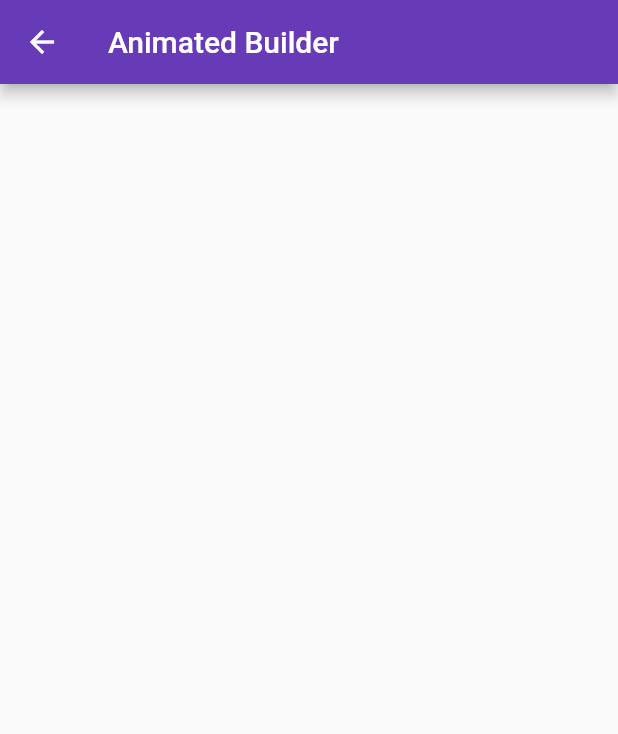
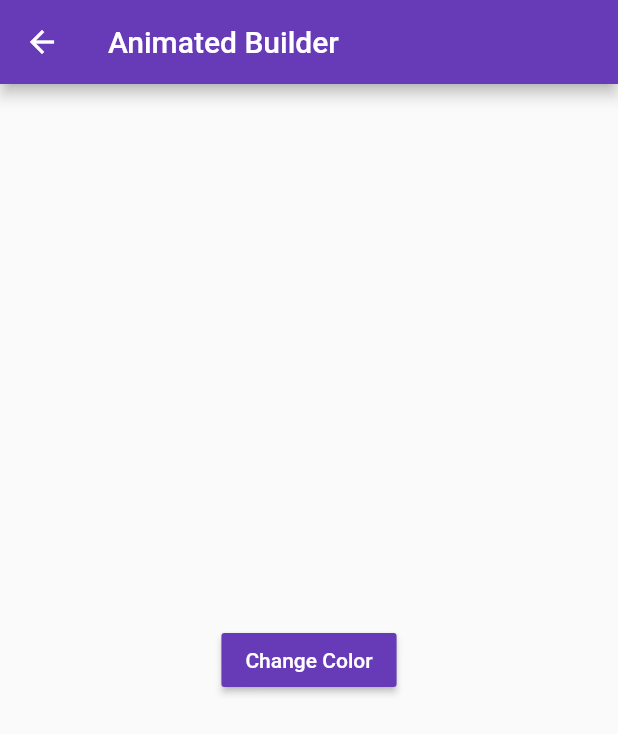
Before and after one commit to foysal-mamun/flutter_practices, a Flutter app: the screen it shows after launch, after a tap on "Animated Builder", on a phone screen of 412 x 824 dp. Shown: the top 734 px of the screen. Run offline on Flutter 3.47's test engine with Material 2 defaults, Android fonts, the phone set to English and light mode, and no system bars; missing offline and left inert: dart:html, dart:js.

Commit message:
animated, tween custom-sequence and fade

```diff
--- a/animations/lib/demo.dart
+++ b/animations/lib/demo.dart
@@ -1,8 +1,13 @@
+import 'dart:js';
+
 import 'package:aminations/src/basics/01_animated_container.dart';
 import 'package:aminations/src/basics/02_page_route_builder.dart';
 import 'package:aminations/src/basics/03_animation_controller.dart';
 import 'package:aminations/src/basics/04_tweens.dart';
 import 'package:aminations/src/basics/05_animated_builder.dart';
+import 'package:aminations/src/basics/06_custom_tween.dart';
+import 'package:aminations/src/basics/07_tween_sequence.dart';
+import 'package:aminations/src/basics/08_fade_transition.dart';
 import 'package:flutter/material.dart';
 
 class Demo {
@@ -40,6 +45,21 @@ class Demo {
         name: AnimatedBuilderDemo.demoName,
         route: AnimatedBuilderDemo.routeName,
         builder: (context) => AnimatedBuilderDemo(),
+      ),
+      Demo(
+        name: CustomTweenDemo.demoName,
+        route: CustomTweenDemo.routeName,
+        builder: (context) => CustomTweenDemo(),
+      ),
+      Demo(
+        name: TweenSequenceDemo.demoName,
+        route: TweenSequenceDemo.routeName,
+        builder: (context) => TweenSequenceDemo()
+      ),
+      Demo(
+        name: FadeTransitionDemo.demoName,
+        route: FadeTransitionDemo.routeName,
+        builder: (context) => FadeTransitionDemo(),
       )
     ];
   }
--- a/animations/lib/src/basics/05_animated_builder.dart
+++ b/animations/lib/src/basics/05_animated_builder.dart
@@ -13,7 +13,7 @@ class _AnimatedBuilderDemoState extends State<AnimatedBuilderDemo>
 
     static const beginColor = Colors.deepPurple;
     static const endColor = Colors.deepOrange;
-    Duration duration = Duration(milliseconds: 800);
+    Duration duration = Duration(seconds: 2);
 
     AnimationController controller;
     Animation<Color> animation;
@@ -38,6 +38,28 @@ class _AnimatedBuilderDemoState extends State<AnimatedBuilderDemo>
       appBar: AppBar(
         title: Text(AnimatedBuilderDemo.demoName),
       ),
+      body: Center(
+        child: AnimatedBuilder(
+          animation: animation,
+          builder: (context, child) {
+            return MaterialButton(
+              color: animation.value,
+              child: child,
+              onPressed: () {
+                if(controller.status == AnimationStatus.completed) {
+                  controller.reverse();
+                } else {
+                  controller.forward();
+                }
+              }
+            );
+          },
+          child: Text(
+            'Change Color',
+            style: TextStyle(color: Colors.white),
+          ),
+        ),
+      ),
     );
   }
 
```
Also changed, not shown: animations/lib/src/basics/06_custom_tween.dart (added, +115 -0 lines), animations/lib/src/basics/07_tween_sequence.dart (added, +82 -0 lines), animations/lib/src/basics/08_fade_transition.dart (added, +62 -0 lines).
